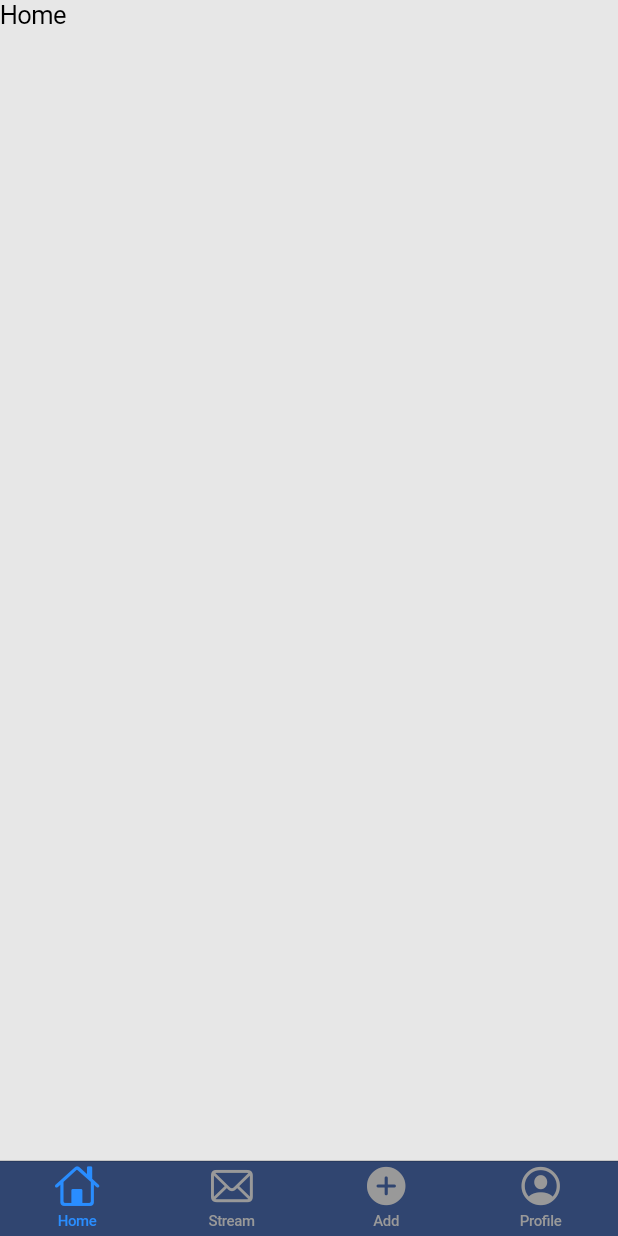
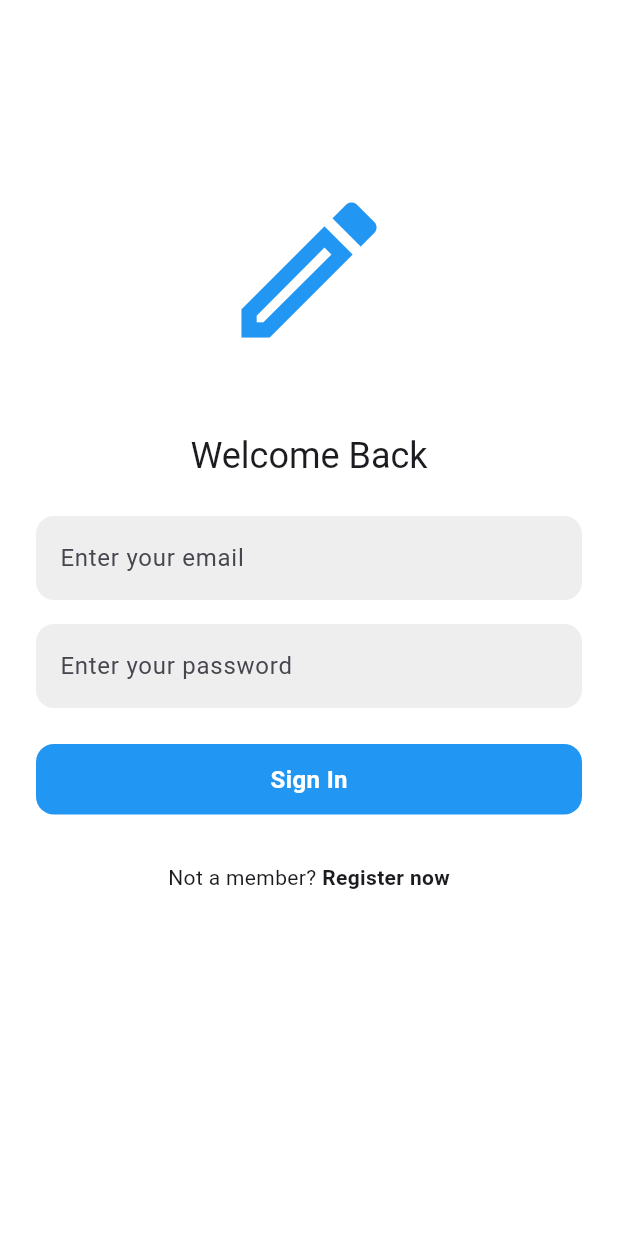
Before and after one commit to kevingallardo52/memeStream, a Flutter app: the screen it shows after launch, on a phone screen of 412 x 824 dp. Run offline on Flutter 3.47's test engine with Material 3 defaults, Android fonts, the phone set to English and light mode, and no system bars; our stand-ins replace cloud_firestore, firebase_auth, firebase_core; accounts and stored records are empty.

Commit message:
added messaging and login functionality

```diff
--- /dev/null
+++ b/flutter_application_1/lib/components/my_button.dart
@@ -0,0 +1,28 @@
+import 'package:flutter/material.dart';
+
+class MyButton extends StatelessWidget {
+  final void Function()? onTap;
+  final String text;
+
+  const MyButton({super.key, required this.onTap, required this.text});
+
+  @override
+  Widget build(BuildContext context) {
+    return Material(
+      color: Colors.blue,
+      borderRadius: BorderRadius.circular(12),
+      child: InkWell(
+        onTap: onTap,
+        child: Container(
+          padding: EdgeInsets.symmetric(vertical: 12, horizontal: 24),
+          alignment: Alignment.center,
+          child: Text(
+            text,
+            style: TextStyle(
+                color: Colors.white, fontWeight: FontWeight.bold, fontSize: 16),
+          ),
+        ),
+      ),
+    );
+  }
+}
--- /dev/null
+++ b/flutter_application_1/lib/components/my_text_field.dart
@@ -0,0 +1,34 @@
+import 'package:flutter/material.dart';
+
+class MyTextField extends StatelessWidget {
+  final TextEditingController controller;
+  final String hintText;
+  final bool obscureText;
+  final TextInputType keyboardType;
+
+  const MyTextField({
+    super.key,
+    required this.controller,
+    required this.hintText,
+    required this.obscureText,
+    this.keyboardType = TextInputType.text,
+  });
+
+  @override
+  Widget build(BuildContext context) {
+    return TextField(
+      keyboardType: keyboardType,
+      controller: controller,
+      obscureText: obscureText,
+      decoration: InputDecoration(
+        border: OutlineInputBorder(
+          borderRadius: BorderRadius.circular(12),
+          borderSide: BorderSide.none,
+        ),
+        filled: true,
+        fillColor: Colors.grey[200],
+        hintText: hintText,
+      ),
+    );
+  }
+}
--- a/flutter_application_1/lib/main.dart
+++ b/flutter_application_1/lib/main.dart
@@ -1,23 +1,29 @@
-import 'package:flutter/cupertino.dart';
-import '../tabs.dart';
+import 'package:firebase_core/firebase_core.dart';
+import 'package:flutter/material.dart';
+import 'firebase_options.dart';
+import 'services/auth/auth_gate.dart';
+import 'services/auth_service.dart';
+import 'package:provider/provider.dart';
 
-// new comment
-void main() {
-  runApp(const MyApp());
+void main() async {
+  WidgetsFlutterBinding.ensureInitialized();
+  await Firebase.initializeApp(options: DefaultFirebaseOptions.currentPlatform);
+  runApp(
+    ChangeNotifierProvider(
+      create: (context) => AuthService(),
+      child: const MyApp(),
+    ),
+  );
 }
 
 class MyApp extends StatelessWidget {
   const MyApp({super.key});
 
-  // This widget is the root of your application.
   @override
   Widget build(BuildContext context) {
-    return const CupertinoApp(
-        title: 'MemeStream',
-        debugShowCheckedModeBanner: false,
-        theme: CupertinoThemeData(
-            primaryColor: Color.fromARGB(255, 41, 141, 255),
-            brightness: Brightness.light),
-        home: TabsController());
+    return const MaterialApp(
+      debugShowCheckedModeBanner: false,
+      home: AuthGate(),
+    );
   }
 }
--- /dev/null
+++ b/flutter_application_1/lib/pages/login_page.dart
@@ -0,0 +1,84 @@
+import 'package:flutter/material.dart';
+import 'package:flutter/services.dart';
+import '../components/my_button.dart';
+import '../components/my_text_field.dart';
+import '../services/auth_service.dart';
+import 'package:provider/provider.dart';
+
+class LoginPage extends StatefulWidget {
+  final void Function()? onTap;
+  const LoginPage({super.key, required this.onTap});
+
+  @override
+  State<LoginPage> createState() => _LoginPageState();
+}
+
+class _LoginPageState extends State<LoginPage> {
+  final emailController = TextEditingController();
+  final passwordController = TextEditingController();
+
+  void signIn() async {
+    final authService = Provider.of<AuthService>(context, listen: false);
+    try {
+      await authService.signInWithEmailandPassword(
+          emailController.text, passwordController.text);
+    } catch (e) {
+      ScaffoldMessenger.of(context).showSnackBar(
+        SnackBar(content: Text(e.toString())),
+      );
+    }
+  }
+
+  @override
+  Widget build(BuildContext context) {
+    return Scaffold(
+      backgroundColor: Colors.white,
+      body: SafeArea(
+        child: SingleChildScrollView(
+          padding: EdgeInsets.symmetric(horizontal: 24),
+          child: Column(
+            mainAxisAlignment: MainAxisAlignment.center,
+            children: [
+              SizedBox(height: 120),
+              Icon(
+                Icons.mode_edit_outlined,
+                size: 120,
+                color: Colors.blue,
+              ),
+              SizedBox(height: 48),
+              Text("Welcome Back",
+                  style: Theme.of(context).textTheme.headlineSmall),
+              SizedBox(height: 24),
+              MyTextField(
+                controller: emailController,
+                hintText: 'Enter your email',
+                keyboardType: TextInputType.emailAddress,
+                obscureText: false,
+              ),
+              SizedBox(height: 16),
+              MyTextField(
+                controller: passwordController,
+                hintText: 'Enter your password',
+                obscureText: true,
+              ),
+              SizedBox(height: 24),
+              MyButton(onTap: signIn, text: "Sign In"),
+              SizedBox(height: 32),
+              Row(
+                mainAxisAlignment: MainAxisAlignment.center,
+                children: [
+                  Text('Not a member? '),
+                  InkWell(
+                    onTap: widget.onTap,
+                    child: Text('Register now',
+                        style: TextStyle(fontWeight: FontWeight.bold)),
+                  ),
+                ],
+              )
+            ],
+          ),
+        ),
+      ),
+    );
+  }
+}
--- /dev/null
+++ b/flutter_application_1/lib/services/auth/auth_gate.dart
@@ -0,0 +1,28 @@
+import 'package:firebase_auth/firebase_auth.dart';
+import 'package:flutter/material.dart';
+import 'package:flutter_application_1/tabs.dart';
+import 'login_or_register.dart';
+
+class AuthGate extends StatelessWidget {
+  const AuthGate({super.key});
+
+  @override
+  Widget build(BuildContext context) {
+    return Scaffold(
+      body: StreamBuilder(
+        stream: FirebaseAuth.instance.authStateChanges(),
+        builder: (context, snapshot) {
+          // user is logged in
+          if (snapshot.hasData) {
+            return const TabsController();
+          }
+
+          //user is not logged in
+          else {
+            return const LoginOrRegister();
+          }
+        },
+      ),
+    );
+  }
+}
--- /dev/null
+++ b/flutter_application_1/lib/services/auth/login_or_register.dart
@@ -0,0 +1,31 @@
+import 'package:flutter/material.dart';
+import '../../pages/login_page.dart';
+import '../../pages/register_page.dart';
+
+class LoginOrRegister extends StatefulWidget {
+  const LoginOrRegister({super.key});
+
+  @override
+  State<LoginOrRegister> createState() => _LoginOrRegisterState();
+}
+
+class _LoginOrRegisterState extends State<LoginOrRegister> {
+  //initially show sign in screen
+  bool showLoginPage = true;
+
+  //toggle between login and register page
+  void togglePages() {
+    setState(() {
+      showLoginPage = !showLoginPage;
+    });
+  }
+
+  @override
+  Widget build(BuildContext context) {
+    if (showLoginPage) {
+      return LoginPage(onTap: togglePages);
+    } else {
+      return RegisterPage(onTap: togglePages);
+    }
+  }
+}
--- /dev/null
+++ b/flutter_application_1/lib/services/auth_service.dart
@@ -0,0 +1,52 @@
+import 'package:cloud_firestore/cloud_firestore.dart';
+import 'package:firebase_auth/firebase_auth.dart';
+import 'package:flutter/material.dart';
+
+class AuthService extends ChangeNotifier {
+  // instance of auth
+  final FirebaseAuth _firebaseAuth = FirebaseAuth.instance;
+  final FirebaseFirestore _firestore = FirebaseFirestore.instance;
+
+  //sign in
+  Future<UserCredential> signInWithEmailandPassword(
+      String email, String password) async {
+    try {
+      //sign in
+      UserCredential userCredential = await _firebaseAuth
+          .signInWithEmailAndPassword(email: email, password: password);
+
+      return userCredential;
+    }
+    // catch any errors
+    on FirebaseAuthException catch (e) {
+      throw Exception(e.code);
+    }
+  }
+
+  // create new user
+  Future<void> signUpWithEmailandPassword(String email, String password) async {
+    try {
+      UserCredential userCredential =
+          await _firebaseAuth.createUserWithEmailAndPassword(
+        email: email,
+        password: password,
+      );
+      User? user = userCredential.user;
+
+      // Store user details in Firestore
+      if (user != null) {
+        await _firestore.collection('users').doc(user.uid).set({
+          'uid': user.uid,
+          'email': email,
+        });
+      }
+    } catch (e) {
+      throw Exception(e);
+    }
+  }
+
+  // sign out
+  Future<void> signOut() async {
+    return await FirebaseAuth.instance.signOut();
+  }
+}
--- a/flutter_application_1/pubspec.yaml
+++ b/flutter_application_1/pubspec.yaml
@@ -7,9 +7,13 @@ environment:
   sdk: '>=3.3.1 <4.0.0'
 
 dependencies:
+  cloud_firestore: ^4.17.1
   cupertino_icons: ^1.0.8
+  firebase_auth: ^4.19.3
+  firebase_core: ^2.30.1
   flutter:
     sdk: flutter
+  provider: ^6.1.2
 
 dev_dependencies:
   flutter_test:
```
Also changed, not shown: flutter_application_1/lib/components/chat_bubble.dart (added, +37 -0 lines), flutter_application_1/lib/model/message.dart (added, +27 -0 lines), flutter_application_1/lib/pages/chat_page.dart (added, +112 -0 lines), flutter_application_1/lib/pages/register_page.dart (added, +101 -0 lines), flutter_application_1/lib/pages/stream.dart (+72 -1 lines), flutter_application_1/lib/services/chat/chat_service.dart (added, +54 -0 lines), flutter_application_1/lib/firebase_options.dart (added), flutter_application_1/pubspec.lock, 8 other files.
